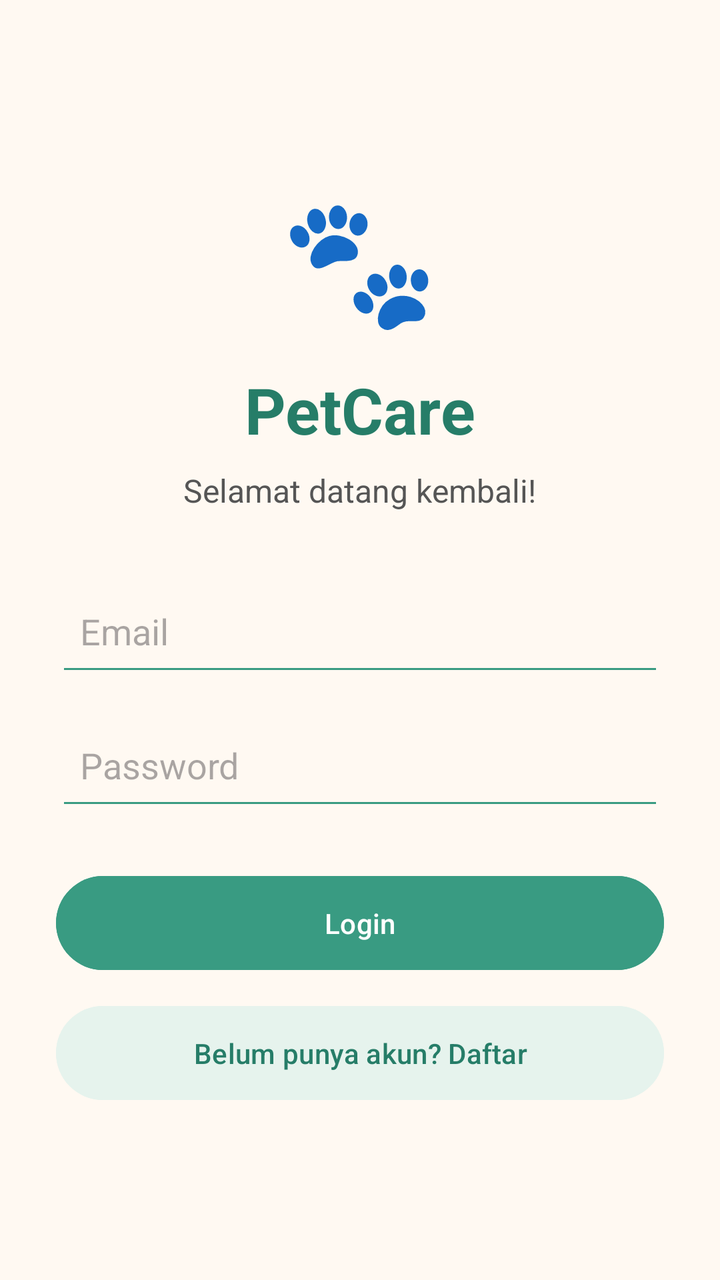
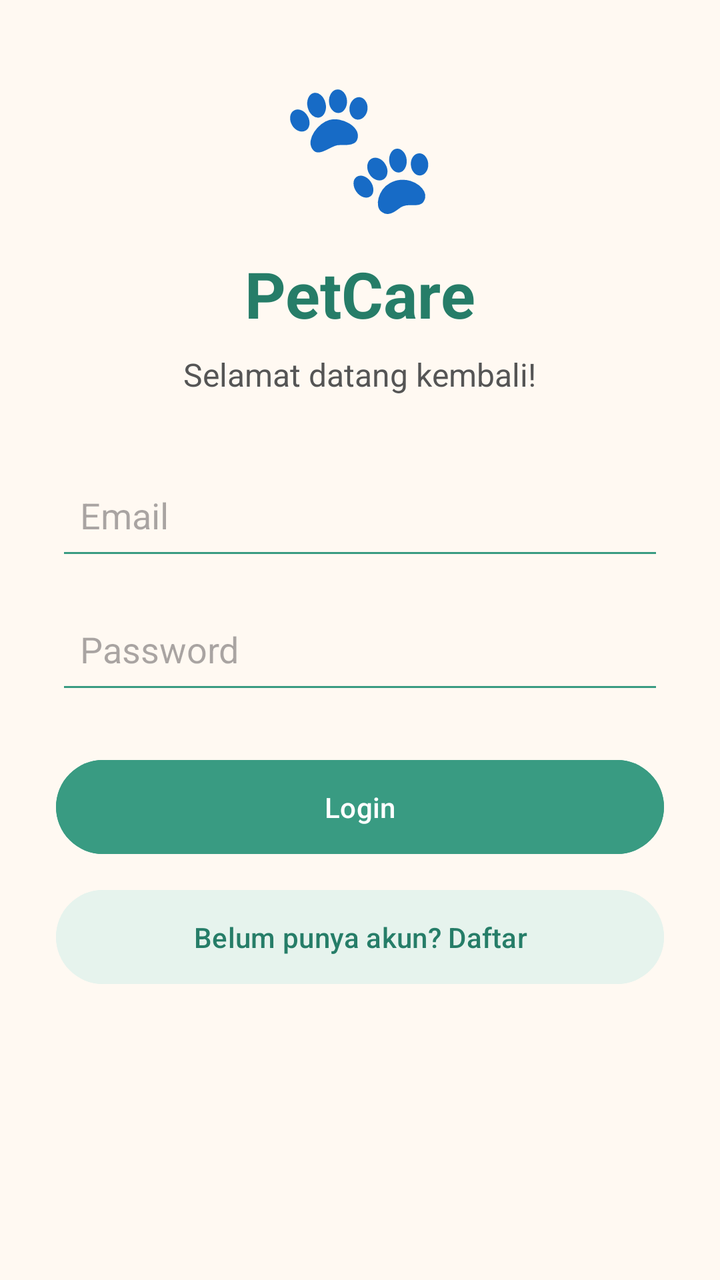

Compare the two renders of this Android layout. The source of the first and the diff that turns it into the second are given below.
<!-- AndroidManifest.xml: application theme Theme.PetCare -->
<!-- res/layout/activity_login.xml -->
<?xml version="1.0" encoding="utf-8"?>
<ScrollView xmlns:android="http://schemas.android.com/apk/res/android"
    android:layout_width="match_parent"
    android:layout_height="match_parent"
    android:background="#FFF9F2"
    android:fillViewport="true">

    <LinearLayout
        android:layout_width="match_parent"
        android:layout_height="match_parent"
        android:gravity="center"
        android:orientation="vertical"
        android:padding="28dp">

        <TextView
            android:layout_width="wrap_content"
            android:layout_height="wrap_content"
            android:text="🐾"
            android:textSize="64sp" />

        <TextView
            android:layout_width="wrap_content"
            android:layout_height="wrap_content"
            android:layout_marginTop="12dp"
            android:text="PetCare"
            android:textColor="#267D68"
            android:textSize="32sp"
            android:textStyle="bold" />

        <TextView
            android:layout_width="wrap_content"
            android:layout_height="wrap_content"
            android:layout_marginTop="8dp"
            android:text="Selamat datang kembali!"
            android:textColor="#555555"
            android:textSize="16sp" />

        <EditText
            android:id="@+id/etEmail"
            android:layout_width="match_parent"
            android:layout_height="55dp"
            android:layout_marginTop="32dp"
            android:backgroundTint="#399B82"
            android:hint="Email"
            android:inputType="textEmailAddress"
            android:padding="12dp" />

        <EditText
            android:id="@+id/etPassword"
            android:layout_width="match_parent"
            android:layout_height="55dp"
            android:layout_marginTop="12dp"
            android:backgroundTint="#399B82"
            android:hint="Password"
            android:inputType="textPassword"
            android:padding="12dp" />

        <Button
            android:id="@+id/btnLogin"
            android:layout_width="match_parent"
            android:layout_height="55dp"
            android:layout_marginTop="24dp"
            android:backgroundTint="#399B82"
            android:text="Login"
            android:textColor="#FFFFFF" />

        <Button
            android:id="@+id/btnGoRegister"
            android:layout_width="match_parent"
            android:layout_height="55dp"
            android:layout_marginTop="10dp"
            android:backgroundTint="#E6F3ED"
            android:text="Belum punya akun? Daftar"
            android:textColor="#267D68" />

    </LinearLayout>
</ScrollView>
<!-- resources referenced by this layout -->
<resources>
  <style name="Theme.PetCare" parent="Base.Theme.PetCare" />
  <style name="Base.Theme.PetCare" parent="Theme.Material3.DayNight.NoActionBar">
          
          
      </style>
</resources>

<!-- the commit's change to res/layout/activity_login.xml (unified diff, before → after) -->
@@ -7,8 +7,8 @@
 
     <LinearLayout
         android:layout_width="match_parent"
-        android:layout_height="match_parent"
-        android:gravity="center"
+        android:layout_height="wrap_content"
+        android:gravity="center_horizontal"
         android:orientation="vertical"
         android:padding="28dp">
 
@@ -43,6 +43,7 @@
             android:backgroundTint="#399B82"
             android:hint="Email"
             android:inputType="textEmailAddress"
+            android:imeOptions="flagNoExtractUi"
             android:padding="12dp" />
 
         <EditText
@@ -53,6 +54,7 @@
             android:backgroundTint="#399B82"
             android:hint="Password"
             android:inputType="textPassword"
+            android:imeOptions="flagNoExtractUi"
             android:padding="12dp" />
 
         <Button
